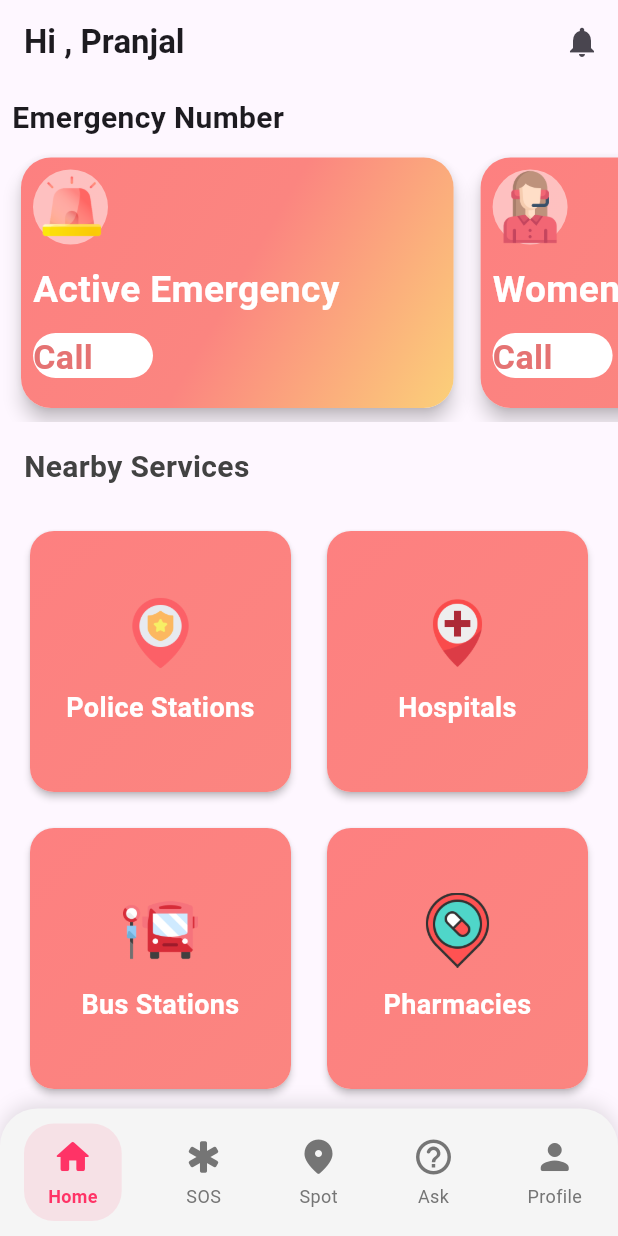
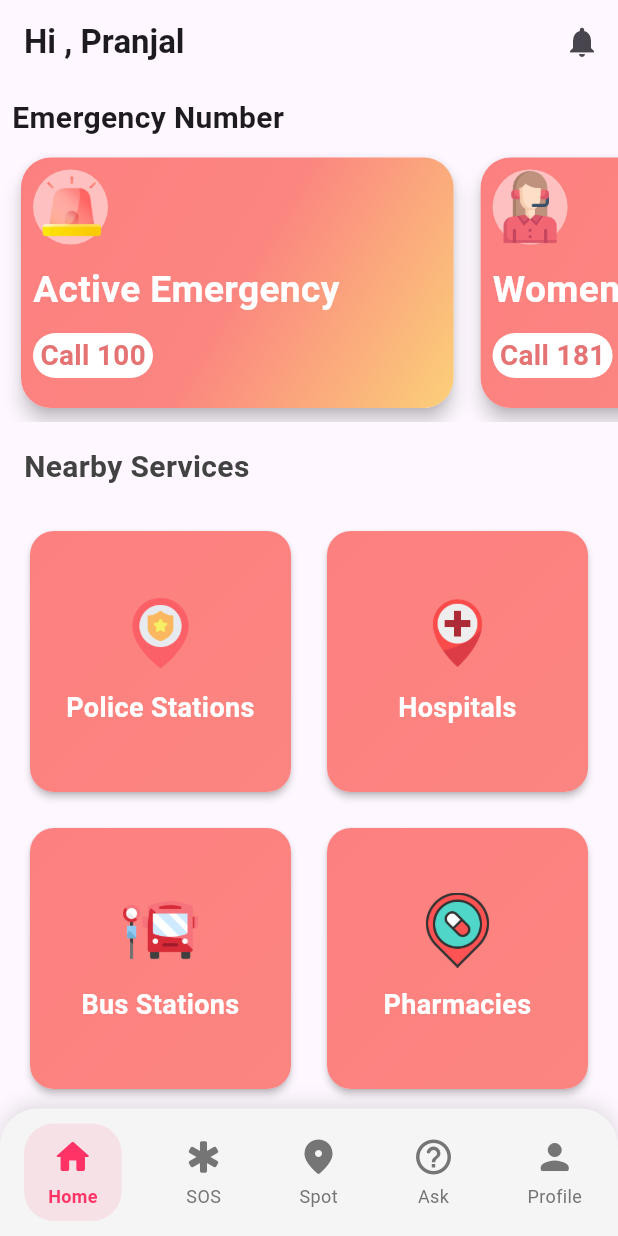
Before and after one commit to Matrix-Mesh/Sanrakshan360, a Flutter app: the screen it shows after launch, on a phone screen of 412 x 824 dp. Run offline on Flutter 3.47's test engine with Material 3 defaults, Android fonts, the phone set to English and light mode, and no system bars; our stand-ins replace flutter_map, fluttertoast, geolocator, google_fonts, latlong2, permission_handler and 1 more; missing offline and left inert: flutter_phone_direct_caller.

Commit message:
corrected styling

```diff
--- a/lib/widgets/home_widgets/emergencies/PoliceEmergency.dart
+++ b/lib/widgets/home_widgets/emergencies/PoliceEmergency.dart
@@ -62,14 +62,16 @@ class PoliceEmergency extends StatelessWidget {
                             borderRadius: BorderRadius.circular(20),
                           ),
                           child: Center(
-                              child: Text('Call 100',
-                                  style: TextStyle(
-                                    color: Colors.red[300],
-                                    fontWeight: FontWeight.bold,
-                                    fontSize:
-                                        MediaQuery.of(context).size.width *
-                                            0.055,
-                                  ))),
+                            child: Text(
+                              'Call 100',
+                              style: TextStyle(
+                                color: Colors.red[300],
+                                fontWeight: FontWeight.bold,
+                                fontSize: MediaQuery.of(context).size.width *
+                                    0.045, // Smaller size
+                              ),
+                            ),
+                          ),
                         )
                       ],
                     ),
--- a/lib/widgets/home_widgets/emergencies/WomanEmergency.dart
+++ b/lib/widgets/home_widgets/emergencies/WomanEmergency.dart
@@ -62,14 +62,15 @@ class WomanEmergency extends StatelessWidget {
                             borderRadius: BorderRadius.circular(20),
                           ),
                           child: Center(
-                              child: Text('Call 181',
-                                  style: TextStyle(
-                                    color: Colors.red[300],
-                                    fontWeight: FontWeight.bold,
-                                    fontSize:
-                                        MediaQuery.of(context).size.width *
-                                            0.055,
-                                  ))),
+                              child: Text(
+                              'Call 181',
+                              style: TextStyle(
+                                color: Colors.red[300],
+                                fontWeight: FontWeight.bold,
+                                fontSize: MediaQuery.of(context).size.width *
+                                    0.045, // Smaller size
+                              ),
+                            ),),
                         )
                       ],
                     ),
```
Also changed, not shown: lib/widgets/home_widgets/emergencies/AmbulanceEmergency.dart (+10 -8 lines), lib/widgets/home_widgets/emergencies/FirebrigadeEmergency.dart (+10 -8 lines).
